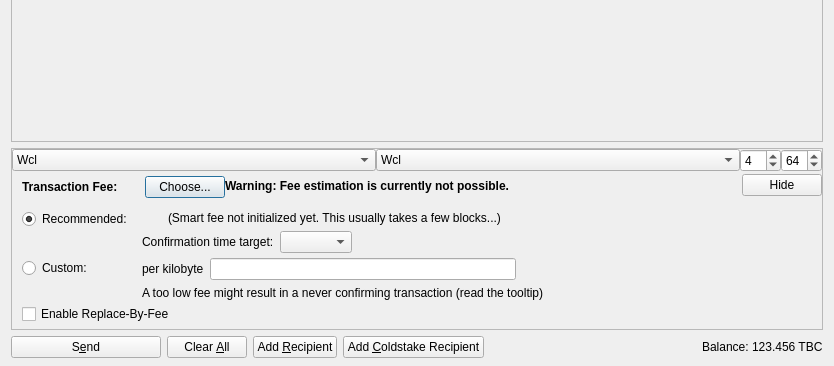
This is src/qt/forms/sendcoinsdialog.ui in vpubchain/vircle-core as Qt 5 draws it before an edit; both pictures show x 0 to 834 and y 241 to 607 of the 834 by 607 pixel window. The edited form follows.
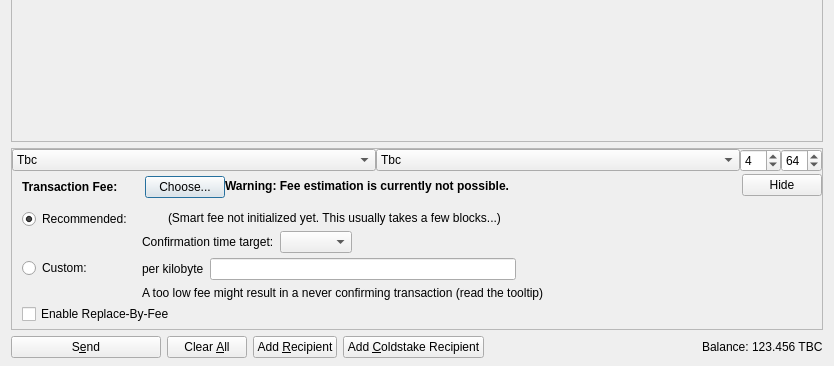
This is the edited form. Icons and pictures are not drawn. Custom widgets are drawn as their Qt base class.

Commit message: modify form 'Wcl' to 'Tbc'

Diff of the .ui file:
```diff
--- a/src/qt/forms/sendcoinsdialog.ui
+++ b/src/qt/forms/sendcoinsdialog.ui
@@ -673,7 +673,7 @@
           </property>
           <item>
            <property name="text">
-            <string>Wcl</string>
+            <string>Tbc</string>
            </property>
           </item>
           <item>
@@ -695,7 +695,7 @@
           </property>
           <item>
            <property name="text">
-            <string>Wcl</string>
+            <string>Tbc</string>
            </property>
           </item>
           <item>
```
The commit also changes 3 other files.
